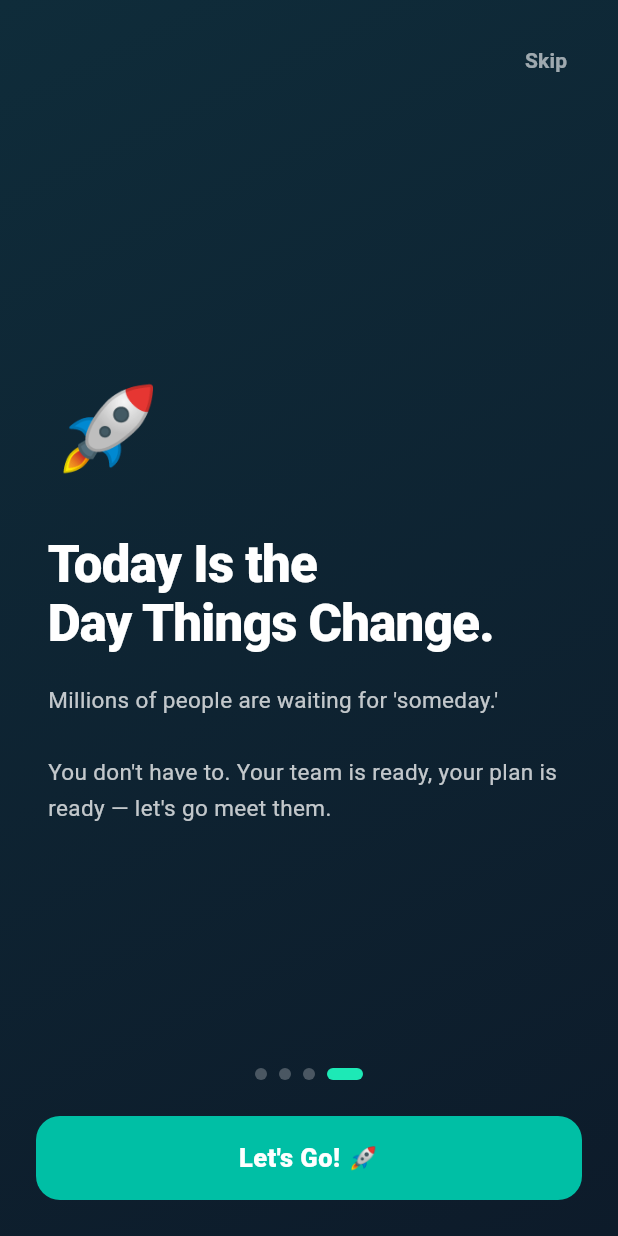
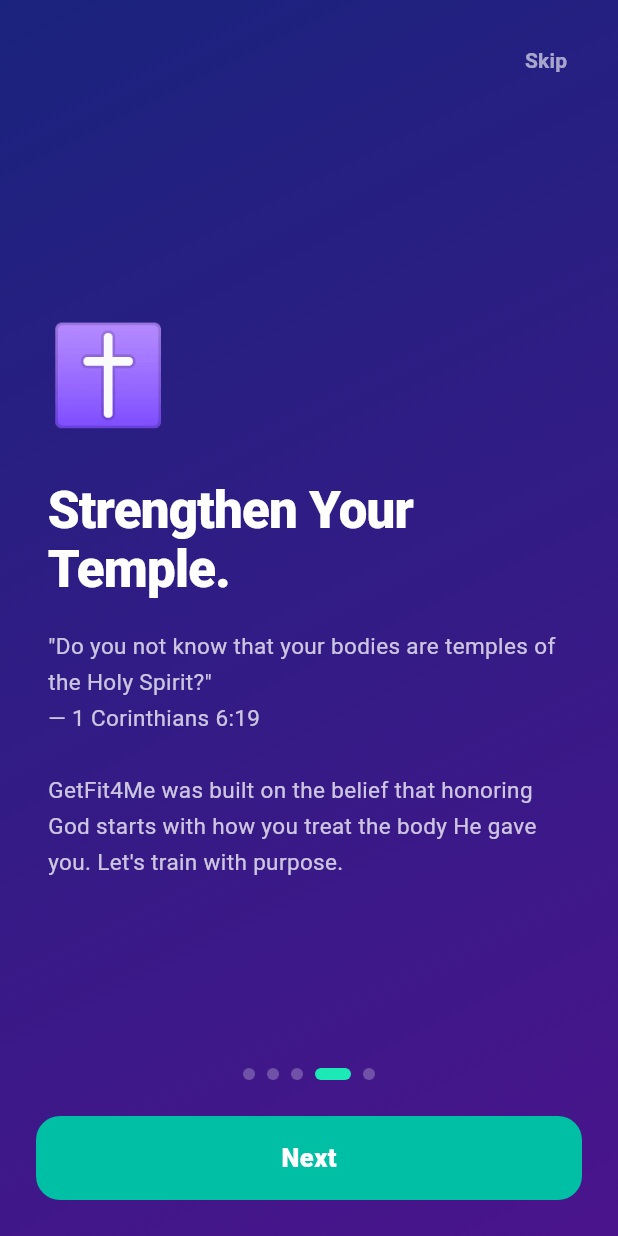
Before and after one commit to boannobrendan-hub/getfit4me, a Flutter app: the screen it shows after launch, swiped to page 4, on a phone screen of 412 x 824 dp. Run offline on Flutter 3.47's test engine with Material 3 defaults, Android fonts, the phone set to English and light mode, and no system bars; our stand-ins replace cloud_firestore, firebase_auth, firebase_core; missing offline and left inert: firebase_app_check; accounts and stored records are empty.

Commit message:
Add faith onboarding slide - 1 Corinthians 6:19

```diff
--- a/lib/screens/hook_screen.dart
+++ b/lib/screens/hook_screen.dart
@@ -1,7 +1,7 @@
 import 'package:flutter/material.dart';
 
 /// Charismatic 4-page onboarding intro shown before the waiver. Identical
-/// in content/structure to the DartPad prototype — purely presentational,
+/// in content/structure to the DartPad prototype â€” purely presentational,
 /// no backend dependency.
 class HookScreen extends StatefulWidget {
   final VoidCallback onContinue;
@@ -18,27 +18,33 @@
   static const _pages = [
     {
       'gradient': [Color(0xFF0D1B2A), Color(0xFF134E4A)],
-      'emoji': '🔥',
+      'emoji': 'ðŸ”¥',
       'title': "Your Comeback\nStarts Right Now.",
-      'subtitle': "Real training for real bodies — built around YOUR sport AND your condition, not despite them. No judgment. No cookie-cutter plans. Just progress.",
+      'subtitle': "Real training for real bodies â€” built around YOUR sport AND your condition, not despite them. No judgment. No cookie-cutter plans. Just progress.",
     },
     {
       'gradient': [Color(0xFF134E4A), Color(0xFF1B3A4B)],
-      'emoji': '👥',
+      'emoji': 'ðŸ‘¥',
       'title': "Meet Your\nDream Team.",
-      'subtitle': "🔥 Brendan for wellness & strength.\n💙 Justin for conditioning & endurance.\n⚡ Cameron for power & strength.\n🌊 Bell for recovery & endurance.\n\nFour coaches. Zero ego. All heart.",
+      'subtitle': "ðŸ”¥ Brendan for wellness & strength.\nðŸ’™ Justin for conditioning & endurance.\nâš¡ Cameron for power & strength.\nðŸŒŠ Bell for recovery & endurance.\n\nFour coaches. Zero ego. All heart.",
     },
     {
       'gradient': [Color(0xFF1B3A4B), Color(0xFF0F2C3A)],
-      'emoji': '⚡',
+      'emoji': 'âš¡',
       'title': "Built Around\nYOU. Every Day.",
-      'subtitle': "Tell us how you're feeling — your energy, your pain, your sport or condition — and your routine adapts instantly. Smart enough to push you. Caring enough to know when to pull back.",
+      'subtitle': "Tell us how you're feeling â€” your energy, your pain, your sport or condition â€” and your routine adapts instantly. Smart enough to push you. Caring enough to know when to pull back.",
+    },
+    {
+      'gradient': [Color(0xFF1A237E), Color(0xFF4A148C)],
+      'emoji': '✝️',
+      'title': "Strengthen Your\nTemple.",
+      'subtitle': "\"Do you not know that your bodies are temples of the Holy Spirit?\"\n— 1 Corinthians 6:19\n\nGetFit4Me was built on the belief that honoring God starts with how you treat the body He gave you. Let's train with purpose.",
     },
     {
       'gradient': [Color(0xFF0F2C3A), Color(0xFF0D1B2A)],
       'emoji': '🚀',
       'title': "Today Is the\nDay Things Change.",
-      'subtitle': "Millions of people are waiting for 'someday.'\n\nYou don't have to. Your team is ready, your plan is ready — let's go meet them.",
+      'subtitle': "Millions of people are waiting for 'someday.'\n\nYou don't have to. Your team is ready, your plan is ready â€” let's go meet them.",
     },
   ];
 
@@ -126,7 +132,7 @@
                 child: ElevatedButton(
                   style: ElevatedButton.styleFrom(backgroundColor: const Color(0xFF00BFA5), shape: RoundedRectangleBorder(borderRadius: BorderRadius.circular(16)), elevation: 0),
                   onPressed: _next,
-                  child: Text(isLast ? "Let's Go! 🚀" : 'Next', style: const TextStyle(fontSize: 17, fontWeight: FontWeight.w900, color: Colors.white, letterSpacing: 0.3)),
+                  child: Text(isLast ? "Let's Go! ðŸš€" : 'Next', style: const TextStyle(fontSize: 17, fontWeight: FontWeight.w900, color: Colors.white, letterSpacing: 0.3)),
                 ),
               ),
             ),
```
